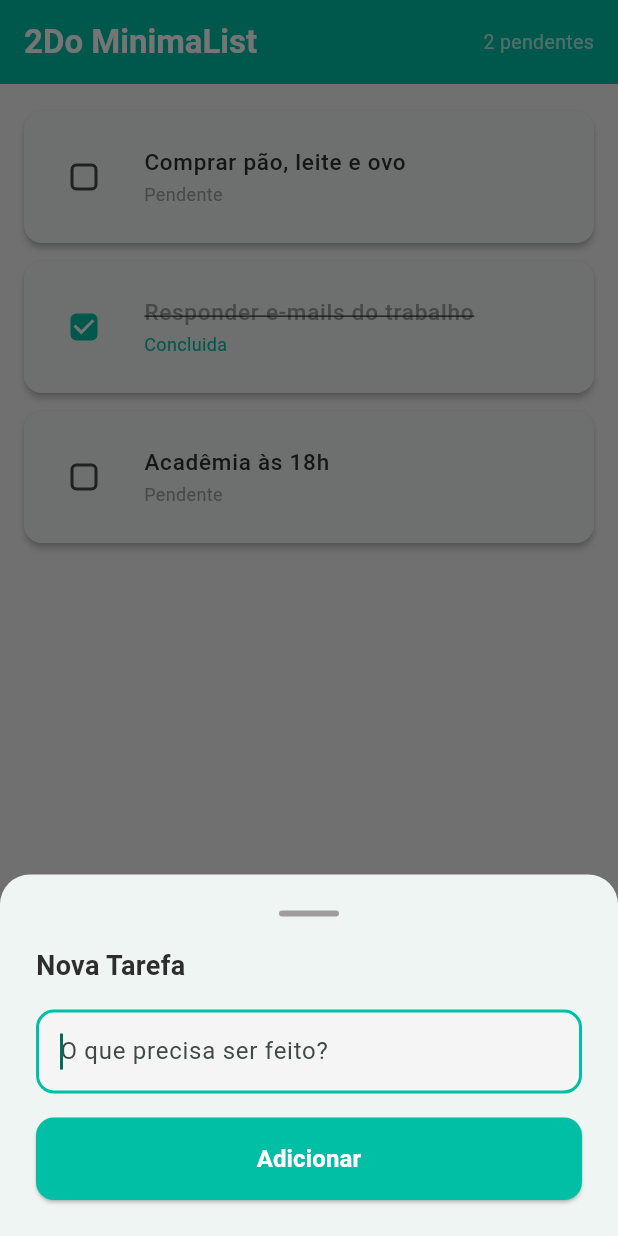
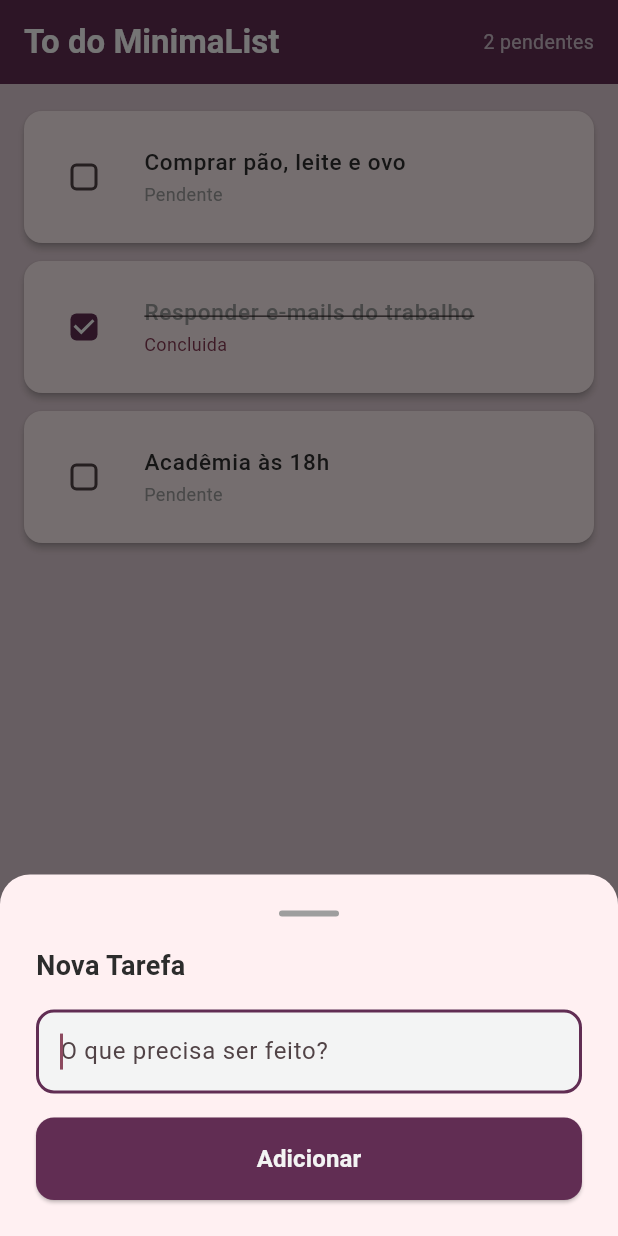
Before and after one commit to agathasouza113/app_toDoList, a Flutter app: the screen it shows after launch, after a tap on "Nova tarefa", on a phone screen of 412 x 824 dp. Run offline on Flutter 3.47's test engine with Material 3 defaults, Android fonts, the phone set to English and light mode, and no system bars; Roboto replaces fonts that are missing (Helvetica).

Commit message:
Finalização To Do MinimaList

```diff
--- a/lib/main.dart
+++ b/lib/main.dart
@@ -16,14 +16,14 @@ class MainApp extends StatelessWidget {
       theme: ThemeData(
         useMaterial3: true,
         colorScheme: ColorScheme.fromSeed(
-          seedColor: const Color(0xFF00BFA5),
+          seedColor: _TarefaScreen._corTerciaria,
           brightness: Brightness.light,
         ),
 
         appBarTheme: const AppBarTheme(
           centerTitle: false,
           elevation: 0,
-          backgroundColor: Color(0xFF00BFA5),
+          backgroundColor: _TarefaScreen._corPrincipal,
           foregroundColor: Colors.white,
           titleTextStyle: TextStyle(
             fontFamily: 'Helvetica',
@@ -75,6 +75,11 @@ class _TarefaScreen extends State<TarefaScreen> {
 
   final TextEditingController _controller =TextEditingController();
 
+  static const Color _corPrincipal = Color(0xFF612D53);
+  static const Color _corSecundaria = Color(0xFF2C2C2C);
+  static const Color _corTerciaria = Color(0xFF853953);
+  static const Color _corClara = Color(0xFFF3F4F4);
+
   //um painel que aparece em cima da tela principal
   void _abrirBottomSheet(){
     showModalBottomSheet(
@@ -111,7 +116,7 @@ class _TarefaScreen extends State<TarefaScreen> {
                   style: TextStyle(
                     fontSize: 18,
                     fontWeight: FontWeight.bold,
-                    color: Color(0xFF2d2d2d),
+                    color: _corSecundaria,
                   ),
                 ),
                 SizedBox(height: 16,),
@@ -122,7 +127,7 @@ class _TarefaScreen extends State<TarefaScreen> {
                   decoration: InputDecoration(
                     hintText: 'O que precisa ser feito?',
                     filled: true,
-                    fillColor: const Color(0xFFF5F5F5),
+                    fillColor: _corClara,
                     border: OutlineInputBorder(
                       borderRadius: BorderRadius.circular(12),
                       borderSide: BorderSide.none,
@@ -130,7 +135,7 @@ class _TarefaScreen extends State<TarefaScreen> {
                     focusedBorder: OutlineInputBorder(
                       borderRadius: BorderRadius.circular(12),
                       borderSide: BorderSide(
-                        color: Color(0xFF00BFA5),
+                        color: _corPrincipal,
                         width: 2,
                       ),
                     ),
@@ -141,8 +146,8 @@ class _TarefaScreen extends State<TarefaScreen> {
                 ElevatedButton(
                   onPressed: _adicionarTarefa,
                   style: ElevatedButton.styleFrom(
-                    backgroundColor: Color(0xFF00BFA5),
-                    foregroundColor: Colors.white,
+                    backgroundColor: _corPrincipal,
+                    foregroundColor: _corClara,
                     padding: EdgeInsets.symmetric(vertical: 16),
                     shape: RoundedRectangleBorder(
                       borderRadius: BorderRadiusGeometry.circular(12),
@@ -172,7 +177,7 @@ class _TarefaScreen extends State<TarefaScreen> {
     setState(() {
       //.add método de lista para adicionar elementos
       _tarefas.add(Tarefa(
-        id: DateTime.now().toString(),
+        id: DateTime.now().millisecondsSinceEpoch.toString(),
         titulo: texto,
       ));
     });
@@ -201,11 +206,11 @@ class _TarefaScreen extends State<TarefaScreen> {
   Widget build(BuildContext context){
     return Scaffold(
 // por aqui podemos definir algumas caracteristicas como cor de fundo app, tamanho fonte, cor letra,
-      backgroundColor: const Color(0xFFF5F5F5),
+      backgroundColor: const Color.fromARGB(63, 133, 57, 84),
       // quase todos os elementos
       // appbar - funciona como um header do html
       appBar: AppBar(
-        title: Text('2Do MinimaList'),
+        title: Text('To do MinimaList'),
         actions: [
           Padding(
             padding: const EdgeInsets.only(right: 16),
@@ -230,7 +235,7 @@ class _TarefaScreen extends State<TarefaScreen> {
           final tarefa = _tarefas[index];
           //Aqui se encontra o método para gesticular e o celular entender as coisa
           return Dismissible(
-            key: Key(tarefa.id),
+            key: UniqueKey(),
             direction: DismissDirection.endToStart,
             onDismissed: (_) => _deletarTarefa(tarefa.id),
             child: Card(
@@ -242,7 +247,7 @@ class _TarefaScreen extends State<TarefaScreen> {
               ),
               leading: Checkbox(
                 value: tarefa.concluida,
-                activeColor: const Color(0xFF00BFA5),
+                activeColor: _corPrincipal,
                 shape: RoundedRectangleBorder(
                   borderRadius: BorderRadiusGeometry.circular(4),
                 ),
@@ -261,7 +266,7 @@ class _TarefaScreen extends State<TarefaScreen> {
                 tarefa.concluida ? 'Concluida' : 'Pendente',
                 style: TextStyle(
                   fontSize: 12,
-                  color: tarefa.concluida ? const Color(0xFF00BFA5) : Colors.grey
+                  color: tarefa.concluida ? _corTerciaria : Colors.grey
                 ),
               ),
             ),
@@ -272,7 +277,7 @@ class _TarefaScreen extends State<TarefaScreen> {
       ),
       floatingActionButton: FloatingActionButton.extended(
         onPressed: _abrirBottomSheet,
-        backgroundColor: const Color(0xFF00BFA5),
+        backgroundColor: _corPrincipal,
         foregroundColor: Colors.white,
         icon: const Icon(Icons.add),
         label: const Text('Nova tarefa'),
```
